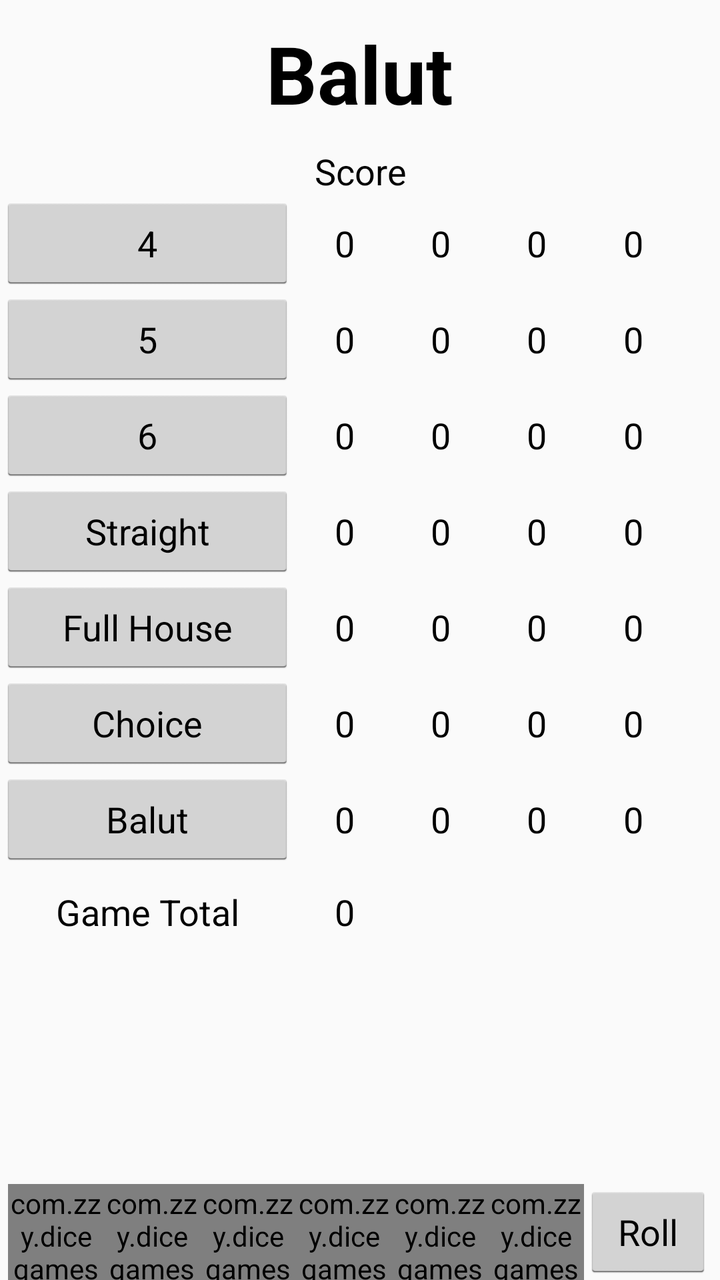
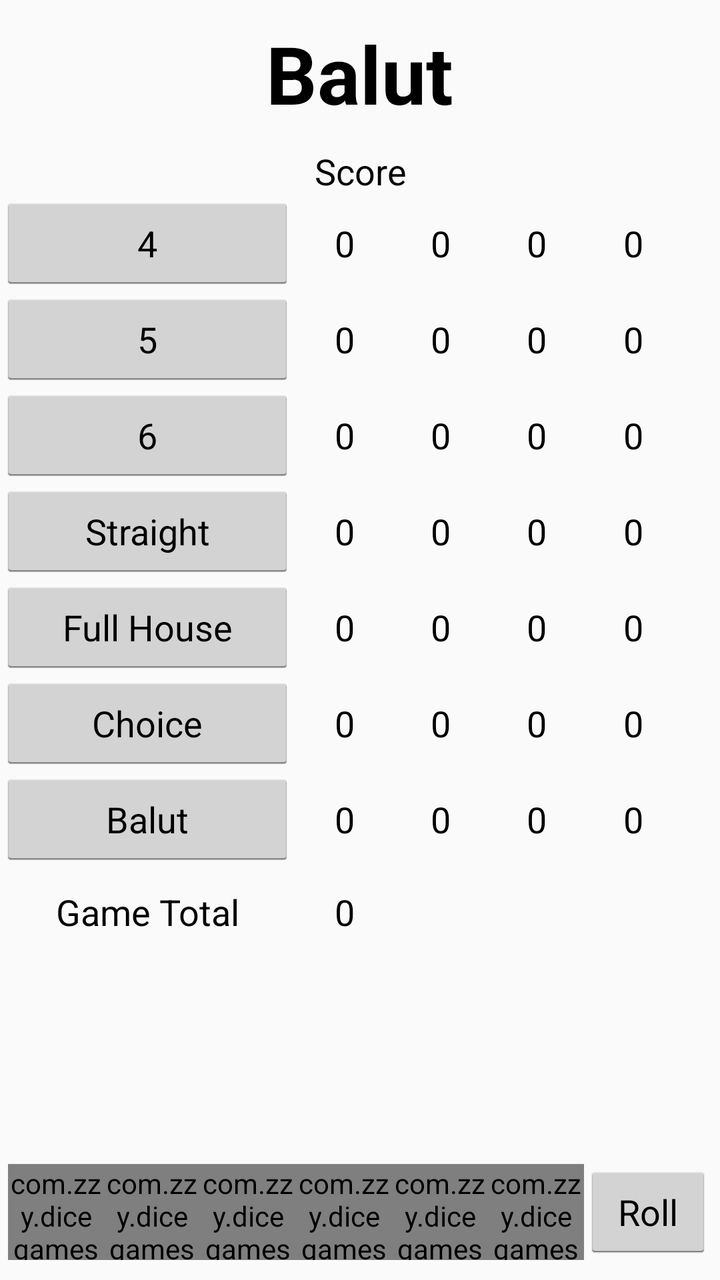

Before-and-after screenshots of an Android layout around one commit, followed by the original layout XML and the change that was made.
<!-- AndroidManifest.xml: application theme AppTheme -->
<!-- res/layout/fragment_balut.xml -->
<?xml version="1.0" encoding="utf-8"?>
<RelativeLayout xmlns:android="http://schemas.android.com/apk/res/android"
    xmlns:tools="http://schemas.android.com/tools"
    android:layout_width="match_parent"
    android:layout_height="match_parent"
    tools:context=".ui.game.balut.BalutFragment">

    <TextView
        android:id="@+id/tvTitle"
        android:layout_width="wrap_content"
        android:layout_height="wrap_content"
        android:layout_alignParentTop="true"
        android:layout_centerHorizontal="true"
        android:layout_marginTop="10dp"
        android:layout_marginBottom="10dp"
        android:text="@string/balut"
        android:textSize="40sp"
        android:textStyle="bold" />

    <ScrollView
        android:layout_width="match_parent"
        android:layout_height="match_parent"
        android:layout_above="@id/diceWindow"
        android:layout_below="@id/tvTitle">

        <TableLayout
            android:layout_width="match_parent"
            android:layout_height="wrap_content"
            android:stretchColumns="*">

            <TableRow>

                <TextView
                    android:layout_width="match_parent"
                    android:layout_height="wrap_content"
                    android:layout_weight="1"
                    android:text="@string/score"
                    android:textAlignment="center"
                    android:textSize="18sp" />

            </TableRow>

            <TableRow>

                <Button
                    android:id="@+id/btn4"
                    android:layout_width="match_parent"
                    android:layout_height="wrap_content"
                    android:layout_marginEnd="20dp"
                    android:layout_weight="1"
                    android:text="@string/s4" />

                <TextView
                    android:id="@+id/tv41"
                    android:layout_width="match_parent"
                    android:layout_height="wrap_content"
                    android:layout_weight="1"
                    android:text="0"
                    android:textSize="18sp" />

                <TextView
                    android:id="@+id/tv42"
                    android:layout_width="match_parent"
                    android:layout_height="wrap_content"
                    android:layout_weight="1"
                    android:text="0"
                    android:textSize="18sp" />

                <TextView
                    android:id="@+id/tv43"
                    android:layout_width="match_parent"
                    android:layout_height="wrap_content"
                    android:layout_weight="1"
                    android:text="0"
                    android:textSize="18sp" />

                <TextView
                    android:id="@+id/tv44"
                    android:layout_width="match_parent"
                    android:layout_height="wrap_content"
                    android:layout_weight="1"
                    android:text="0"
                    android:textSize="18sp" />

            </TableRow>

            <TableRow>

                <Button
                    android:id="@+id/btn5"
                    android:layout_width="match_parent"
                    android:layout_height="wrap_content"
                    android:layout_marginEnd="20dp"
                    android:layout_weight="1"
                    android:text="@string/s5" />

                <TextView
                    android:id="@+id/tv51"
                    android:layout_width="match_parent"
                    android:layout_height="wrap_content"
                    android:layout_weight="1"
                    android:text="0"
                    android:textSize="18sp" />

                <TextView
                    android:id="@+id/tv52"
                    android:layout_width="match_parent"
                    android:layout_height="wrap_content"
                    android:layout_weight="1"
                    android:text="0"
                    android:textSize="18sp" />

                <TextView
                    android:id="@+id/tv53"
                    android:layout_width="match_parent"
                    android:layout_height="wrap_content"
                    android:layout_weight="1"
                    android:text="0"
                    android:textSize="18sp" />

                <TextView
                    android:id="@+id/tv54"
                    android:layout_width="match_parent"
                    android:layout_height="wrap_content"
                    android:layout_weight="1"
                    android:text="0"
                    android:textSize="18sp" />

            </TableRow>

            <TableRow>

                <Button
                    android:id="@+id/btn6"
                    android:layout_width="match_parent"
                    android:layout_height="wrap_content"
                    android:layout_marginEnd="20dp"
                    android:layout_weight="1"
                    android:text="@string/s6" />

                <TextView
                    android:id="@+id/tv61"
                    android:layout_width="match_parent"
                    android:layout_height="wrap_content"
                    android:layout_weight="1"
                    android:text="0"
                    android:textSize="18sp" />

                <TextView
                    android:id="@+id/tv62"
                    android:layout_width="match_parent"
                    android:layout_height="wrap_content"
                    android:layout_weight="1"
                    android:text="0"
                    android:textSize="18sp" />

                <TextView
                    android:id="@+id/tv63"
                    android:layout_width="match_parent"
                    android:layout_height="wrap_content"
                    android:layout_weight="1"
                    android:text="0"
                    android:textSize="18sp" />

                <TextView
                    android:id="@+id/tv64"
                    android:layout_width="match_parent"
                    android:layout_height="wrap_content"
                    android:layout_weight="1"
                    android:text="0"
                    android:textSize="18sp" />

            </TableRow>

            <TableRow>

                <Button
                    android:id="@+id/btnStraight"
                    android:layout_width="match_parent"
                    android:layout_height="wrap_content"
                    android:layout_marginEnd="20dp"
                    android:layout_weight="1"
                    android:text="@string/straight" />

                <TextView
                    android:id="@+id/tvStraight1"
                    android:layout_width="match_parent"
                    android:layout_height="wrap_content"
                    android:layout_weight="1"
                    android:text="0"
                    android:textSize="18sp" />

                <TextView
                    android:id="@+id/tvStraight2"
                    android:layout_width="match_parent"
                    android:layout_height="wrap_content"
                    android:layout_weight="1"
                    android:text="0"
                    android:textSize="18sp" />

                <TextView
                    android:id="@+id/tvStraight3"
                    android:layout_width="match_parent"
                    android:layout_height="wrap_content"
                    android:layout_weight="1"
                    android:text="0"
                    android:textSize="18sp" />

                <TextView
                    android:id="@+id/tvStraight4"
                    android:layout_width="match_parent"
                    android:layout_height="wrap_content"
                    android:layout_weight="1"
                    android:text="0"
                    android:textSize="18sp" />

            </TableRow>

            <TableRow>

                <Button
                    android:id="@+id/btnFullHouse"
                    android:layout_width="match_parent"
                    android:layout_height="wrap_content"
                    android:layout_marginEnd="20dp"
                    android:layout_weight="1"
                    android:text="@string/fullHouse" />

                <TextView
                    android:id="@+id/tvFullHouse1"
                    android:layout_width="match_parent"
                    android:layout_height="wrap_content"
                    android:layout_weight="1"
                    android:text="0"
                    android:textSize="18sp" />

                <TextView
                    android:id="@+id/tvFullHouse2"
                    android:layout_width="match_parent"
                    android:layout_height="wrap_content"
                    android:layout_weight="1"
                    android:text="0"
                    android:textSize="18sp" />

                <TextView
                    android:id="@+id/tvFullHouse3"
                    android:layout_width="match_parent"
                    android:layout_height="wrap_content"
                    android:layout_weight="1"
                    android:text="0"
                    android:textSize="18sp" />

                <TextView
                    android:id="@+id/tvFullHouse4"
                    android:layout_width="match_parent"
                    android:layout_height="wrap_content"
                    android:layout_weight="1"
                    android:text="0"
                    android:textSize="18sp" />

            </TableRow>

            <TableRow>

                <Button
                    android:id="@+id/btnChoice"
                    android:layout_width="match_parent"
                    android:layout_height="wrap_content"
                    android:layout_marginEnd="20dp"
                    android:layout_weight="1"
                    android:text="@string/choice" />

                <TextView
                    android:id="@+id/tvChoice1"
                    android:layout_width="match_parent"
                    android:layout_height="wrap_content"
                    android:layout_weight="1"
                    android:text="0"
                    android:textSize="18sp" />

                <TextView
                    android:id="@+id/tvChoice2"
                    android:layout_width="match_parent"
                    android:layout_height="wrap_content"
                    android:layout_weight="1"
                    android:text="0"
                    android:textSize="18sp" />

                <TextView
                    android:id="@+id/tvChoice3"
                    android:layout_width="match_parent"
                    android:layout_height="wrap_content"
                    android:layout_weight="1"
                    android:text="0"
                    android:textSize="18sp" />

                <TextView
                    android:id="@+id/tvChoice4"
                    android:layout_width="match_parent"
                    android:layout_height="wrap_content"
                    android:layout_weight="1"
                    android:text="0"
                    android:textSize="18sp" />

            </TableRow>

            <TableRow>

                <Button
                    android:id="@+id/btnBalut"
                    android:layout_width="match_parent"
                    android:layout_height="wrap_content"
                    android:layout_marginEnd="20dp"
                    android:layout_weight="1"
                    android:text="@string/balut" />

                <TextView
                    android:id="@+id/tvBalut1"
                    android:layout_width="match_parent"
                    android:layout_height="wrap_content"
                    android:layout_weight="1"
                    android:text="0"
                    android:textSize="18sp" />

                <TextView
                    android:id="@+id/tvBalut2"
                    android:layout_width="match_parent"
                    android:layout_height="wrap_content"
                    android:layout_weight="1"
                    android:text="0"
                    android:textSize="18sp" />

                <TextView
                    android:id="@+id/tvBalut3"
                    android:layout_width="match_parent"
                    android:layout_height="wrap_content"
                    android:layout_weight="1"
                    android:text="0"
                    android:textSize="18sp" />

                <TextView
                    android:id="@+id/tvBalut4"
                    android:layout_width="match_parent"
                    android:layout_height="wrap_content"
                    android:layout_weight="1"
                    android:text="0"
                    android:textSize="18sp" />

            </TableRow>

            <TableRow
                android:layout_marginTop="10dp"
                android:layout_marginBottom="10dp">

                <TextView
                    android:layout_width="match_parent"
                    android:layout_height="wrap_content"
                    android:layout_marginEnd="20dp"
                    android:layout_weight="1"
                    android:text="@string/gameTotal"
                    android:textAlignment="center"
                    android:textSize="18sp" />

                <TextView
                    android:id="@+id/tvGameTotal"
                    android:layout_width="match_parent"
                    android:layout_height="wrap_content"
                    android:layout_weight="1"
                    android:text="0"
                    android:textSize="18sp" />

                <TextView
                    android:layout_width="match_parent"
                    android:layout_height="wrap_content"
                    android:layout_weight="1"
                    android:textSize="18sp" />

                <TextView
                    android:layout_width="match_parent"
                    android:layout_height="wrap_content"
                    android:layout_weight="1"
                    android:textSize="18sp" />

                <TextView
                    android:layout_width="match_parent"
                    android:layout_height="wrap_content"
                    android:layout_weight="1"
                    android:textSize="18sp" />

            </TableRow>

        </TableLayout>

    </ScrollView>

    <include
        android:id="@+id/diceWindow"
        android:layout_width="match_parent"
        android:layout_height="wrap_content"
        android:layout_alignParentBottom="true"
        layout="@layout/roll_dice_window" />

</RelativeLayout>
<!-- res/layout/roll_dice_window.xml (included above) -->
<?xml version="1.0" encoding="utf-8"?>
<LinearLayout xmlns:android="http://schemas.android.com/apk/res/android"
    xmlns:app="http://schemas.android.com/apk/res-auto"
    android:layout_width="match_parent"
    android:layout_height="wrap_content"
    android:gravity="center_horizontal|center_vertical"
    android:orientation="horizontal">

    <com.zzy.dicegames.ui.dice.DiceView
        android:id="@+id/dice1"
        android:layout_width="48dp"
        android:layout_height="48dp"
        app:locked="false"
        app:number="6" />

    <com.zzy.dicegames.ui.dice.DiceView
        android:id="@+id/dice2"
        android:layout_width="48dp"
        android:layout_height="48dp"
        app:locked="false"
        app:number="6" />

    <com.zzy.dicegames.ui.dice.DiceView
        android:id="@+id/dice3"
        android:layout_width="48dp"
        android:layout_height="48dp"
        app:locked="false"
        app:number="6" />

    <com.zzy.dicegames.ui.dice.DiceView
        android:id="@+id/dice4"
        android:layout_width="48dp"
        android:layout_height="48dp"
        app:locked="false"
        app:number="6" />

    <com.zzy.dicegames.ui.dice.DiceView
        android:id="@+id/dice5"
        android:layout_width="48dp"
        android:layout_height="48dp"
        app:locked="false"
        app:number="6" />

    <com.zzy.dicegames.ui.dice.DiceView
        android:id="@+id/dice6"
        android:layout_width="48dp"
        android:layout_height="48dp"
        app:locked="false"
        app:number="6" />

    <Button
        android:id="@+id/btnRoll"
        android:layout_width="wrap_content"
        android:layout_height="wrap_content"
        android:text="@string/roll" />

</LinearLayout>
<!-- resources referenced by this layout -->
<resources>
  <string name="balut">Balut</string>
  <string name="choice">Choice</string>
  <string name="fullHouse">Full House</string>
  <string name="gameTotal">Game Total</string>
  <string name="roll">Roll</string>
  <string name="s4">4</string>
  <string name="s5">5</string>
  <string name="s6">6</string>
  <string name="score">Score</string>
  <string name="straight">Straight</string>
  <style name="AppTheme" parent="Theme.AppCompat.Light">
          
          <item name="android:textColor">@android:color/black</item>
          <item name="buttonStyle">@android:style/Widget.Holo.Light.Button</item>
      </style>
</resources>

<!-- the commit's change to res/layout/fragment_balut.xml (unified diff, before → after) -->
@@ -398,6 +398,8 @@
         android:layout_width="match_parent"
         android:layout_height="wrap_content"
         android:layout_alignParentBottom="true"
+        android:layout_marginTop="10dp"
+        android:layout_marginBottom="10dp"
         layout="@layout/roll_dice_window" />
 
 </RelativeLayout>
